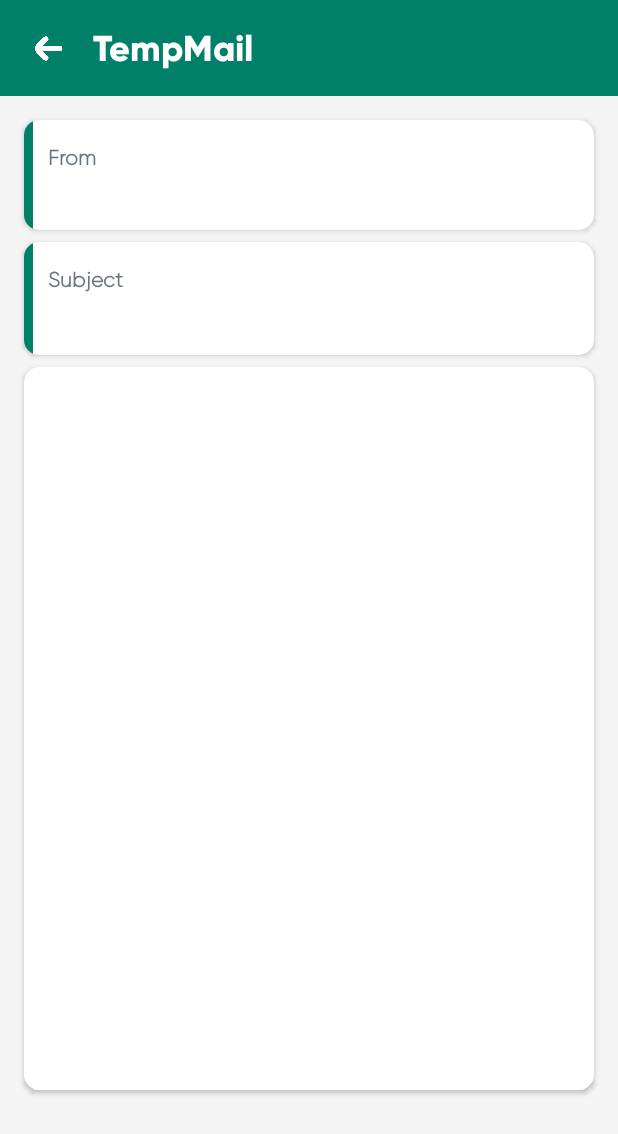
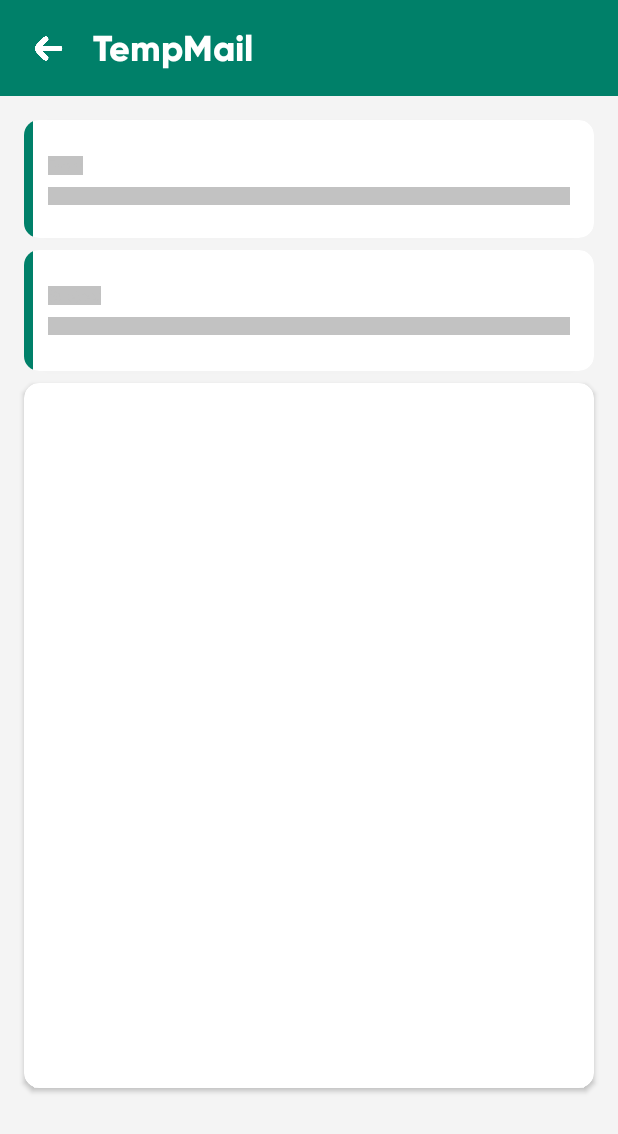
Before and after one commit to rajmaru/TempMail, an Android app: the OpenMail screen opened directly, with no data from a screen before it, on a phone screen of 412 x 824 dp. Shown: the top 1134 px of the screen. Run offline under Robolectric (Android 15) with nearby library versions, the phone set to English and light mode, and no system bars; our stand-ins replace Shimmer, data binding; 4 statements that could not run were skipped.

Commit message:
Initial commit

```diff
--- a/app/src/main/java/com/one/tempmail/UI/OpenMail.java
+++ b/app/src/main/java/com/one/tempmail/UI/OpenMail.java
@@ -1,7 +1,6 @@
 package com.one.tempmail.UI;
 
 import androidx.appcompat.app.AppCompatActivity;
-import androidx.databinding.DataBindingComponent;
 import androidx.databinding.DataBindingUtil;
 import androidx.lifecycle.Observer;
 import androidx.lifecycle.ViewModelProvider;
@@ -12,10 +11,8 @@ import android.content.SharedPreferences;
 import android.os.Bundle;
 import android.util.Log;
 import android.view.View;
-import android.widget.ImageView;
-import android.widget.TextView;
-import android.widget.Toast;
 
+import com.facebook.shimmer.ShimmerFrameLayout;
 import com.one.tempmail.Adapter.AttachmentsAdapter;
 import com.one.tempmail.Models.AttachmentsData;
 import com.one.tempmail.Models.MessageData;
@@ -31,6 +28,7 @@ public class OpenMail extends AppCompatActivity {
     AttachmentsAdapter adapter;
     SharedPreferences savedEmailPreferences;
     ApiViewModel apiViewModel;
+    ShimmerFrameLayout shimmer;
     int id;
     String email, username, domain, filename;
 
@@ -52,6 +50,16 @@ public class OpenMail extends AppCompatActivity {
         apiViewModel.getMessageData(username, domain, id).observe(this, new Observer<MessageData>() {
             @Override
             public void onChanged(MessageData messageData) {
+                // Stop Shimmer Effect
+                shimmer.stopShimmer();
+                shimmer.setVisibility(View.GONE);
+
+                // Set Visibility Layout
+                binding.fromLayout.setVisibility(View.VISIBLE);
+                binding.subjectLayout.setVisibility(View.VISIBLE);
+                binding.mailBodyLayout.setVisibility(View.VISIBLE);
+
+                // Set Values
                 binding.senderEmailOM.setText(messageData.getFrom());
                 binding.subjectTV.setText(messageData.getSubject());
                 binding.mailBodyOM.setText(messageData.getTextBody());
@@ -63,6 +71,8 @@ public class OpenMail extends AppCompatActivity {
     private void initialize() {
         apiViewModel = new ViewModelProvider(this).get(ApiViewModel.class);
         savedEmailPreferences = getSharedPreferences("savedEmailPreferences", MODE_PRIVATE);
+        shimmer = (ShimmerFrameLayout) findViewById(R.id.openMailShimmer);
+        shimmer.startShimmer();
     }
 
     private void getSavedData() {
--- a/app/src/main/res/layout/activity_open_mail.xml
+++ b/app/src/main/res/layout/activity_open_mail.xml
@@ -62,6 +62,26 @@
 
             </com.google.android.material.appbar.AppBarLayout>
 
+            <com.facebook.shimmer.ShimmerFrameLayout
+                android:id="@+id/openMailShimmer"
+                android:layout_width="0dp"
+                android:layout_height="1475dp"
+                android:visibility="visible"
+                app:layout_constraintBottom_toBottomOf="parent"
+                app:layout_constraintEnd_toEndOf="parent"
+                app:layout_constraintStart_toStartOf="parent"
+                app:layout_constraintTop_toBottomOf="@+id/appBarLayout">
+
+                <LinearLayout
+                    android:layout_width="match_parent"
+                    android:layout_height="match_parent"
+                    android:orientation="vertical">
+
+                    <include layout="@layout/open_mail_shimmer" />
+                </LinearLayout>
+
+            </com.facebook.shimmer.ShimmerFrameLayout>
+
             <androidx.cardview.widget.CardView
                 android:id="@+id/fromLayout"
                 android:layout_width="0dp"
@@ -69,6 +89,7 @@
                 android:layout_marginStart="16dp"
                 android:layout_marginTop="16dp"
                 android:layout_marginEnd="16dp"
+                android:visibility="gone"
                 app:cardBackgroundColor="@color/surface"
                 app:cardCornerRadius="10dp"
                 app:layout_constraintEnd_toEndOf="parent"
@@ -124,6 +145,7 @@
                 android:layout_marginStart="16dp"
                 android:layout_marginTop="8dp"
                 android:layout_marginEnd="16dp"
+                android:visibility="gone"
                 app:cardBackgroundColor="@color/surface"
                 app:cardCornerRadius="10dp"
                 app:layout_constraintEnd_toEndOf="parent"
@@ -181,6 +203,7 @@
                 android:layout_marginTop="8dp"
                 android:layout_marginEnd="16dp"
                 android:layout_marginBottom="8dp"
+                android:visibility="gone"
                 app:cardBackgroundColor="@color/surface"
                 app:cardCornerRadius="10dp"
                 app:layout_constraintBottom_toTopOf="@id/attachments_rv"
@@ -201,11 +224,11 @@
                         android:layout_marginEnd="16dp"
                         android:layout_marginBottom="16dp"
                         android:fontFamily="@font/gilroy_light"
+                        android:minHeight="450dp"
                         android:scrollbars="vertical"
                         android:textColor="@color/text_subtitle"
                         android:textSize="18sp"
                         android:textStyle="bold"
-                        android:minHeight="450dp"
                         app:layout_constraintBottom_toBottomOf="parent"
                         app:layout_constraintEnd_toEndOf="parent"
                         app:layout_constraintStart_toStartOf="parent"
@@ -220,6 +243,7 @@
                 android:layout_height="wrap_content"
                 android:layout_marginStart="13dp"
                 android:layout_marginBottom="6dp"
+                android:visibility="gone"
                 app:layout_constraintBottom_toBottomOf="parent"
                 app:layout_constraintEnd_toEndOf="parent"
                 app:layout_constraintStart_toStartOf="parent"
--- a/app/src/main/res/layout/inbox_layout.xml
+++ b/app/src/main/res/layout/inbox_layout.xml
@@ -2,6 +2,7 @@
 <androidx.constraintlayout.widget.ConstraintLayout xmlns:android="http://schemas.android.com/apk/res/android"
     xmlns:app="http://schemas.android.com/apk/res-auto"
     xmlns:tools="http://schemas.android.com/tools"
+    android:id="@+id/inboxLayout"
     android:layout_width="match_parent"
     android:layout_height="wrap_content"
     android:background="@color/surface"
--- /dev/null
+++ b/app/src/main/res/layout/open_mail_shimmer.xml
@@ -0,0 +1,163 @@
+<?xml version="1.0" encoding="utf-8"?>
+<androidx.constraintlayout.widget.ConstraintLayout xmlns:android="http://schemas.android.com/apk/res/android"
+    xmlns:app="http://schemas.android.com/apk/res-auto"
+    xmlns:tools="http://schemas.android.com/tools"
+    android:layout_width="match_parent"
+    android:layout_height="match_parent"
+    android:background="@color/background"
+    android:paddingBottom="4dp">
+
+    <androidx.cardview.widget.CardView
+        android:id="@+id/fromLayoutShimmer"
+        android:layout_width="0dp"
+        android:layout_height="wrap_content"
+        android:layout_marginStart="16dp"
+        android:layout_marginTop="16dp"
+        android:layout_marginEnd="16dp"
+        android:visibility="visible"
+        app:cardBackgroundColor="@color/surface"
+        app:cardCornerRadius="10dp"
+        app:layout_constraintEnd_toEndOf="parent"
+        app:layout_constraintStart_toStartOf="parent"
+        app:layout_constraintTop_toTopOf="parent">
+
+        <androidx.constraintlayout.widget.ConstraintLayout
+            android:layout_width="match_parent"
+            android:layout_height="match_parent">
+
+            <TextView
+                android:id="@+id/senderEmailShimmer"
+                android:layout_width="0dp"
+                android:layout_height="12dp"
+                android:layout_marginTop="8dp"
+                android:layout_marginEnd="16dp"
+                android:layout_marginBottom="22dp"
+                android:background="@color/shimmercolor"
+                app:layout_constraintBottom_toBottomOf="parent"
+                app:layout_constraintEnd_toEndOf="parent"
+                app:layout_constraintStart_toStartOf="@+id/fromHeaderOpenMailShimmer"
+                app:layout_constraintTop_toBottomOf="@+id/fromHeaderOpenMailShimmer" />
+
+            <TextView
+                android:id="@+id/fromHeaderOpenMailShimmer"
+                android:layout_width="wrap_content"
+                android:layout_height="wrap_content"
+                android:layout_marginStart="16dp"
+                android:layout_marginTop="24dp"
+                android:background="@color/shimmercolor"
+                android:fontFamily="@font/gilroy_light"
+                android:text="From"
+                android:textColor="@color/shimmercolor"
+                android:textSize="10sp"
+                android:textStyle="bold"
+                app:layout_constraintStart_toStartOf="parent"
+                app:layout_constraintTop_toTopOf="parent" />
+
+            <View
+                android:id="@+id/borderOfFromLayoutShimmer"
+                android:layout_width="6dp"
+                android:layout_height="0dp"
+                android:background="@color/green"
+                app:layout_constraintBottom_toBottomOf="parent"
+                app:layout_constraintStart_toStartOf="parent"
+                app:layout_constraintTop_toTopOf="parent" />
+        </androidx.constraintlayout.widget.ConstraintLayout>
+    </androidx.cardview.widget.CardView>
+
+    <androidx.cardview.widget.CardView
+        android:id="@+id/subjectLayoutShimmer"
+        android:layout_width="0dp"
+        android:layout_height="wrap_content"
+        android:layout_marginStart="16dp"
+        android:layout_marginTop="8dp"
+        android:layout_marginEnd="16dp"
+        android:visibility="visible"
+        app:cardBackgroundColor="@color/surface"
+        app:cardCornerRadius="10dp"
+        app:layout_constraintEnd_toEndOf="parent"
+        app:layout_constraintStart_toStartOf="parent"
+        app:layout_constraintTop_toBottomOf="@+id/fromLayoutShimmer">
+
+        <androidx.constraintlayout.widget.ConstraintLayout
+            android:layout_width="match_parent"
+            android:layout_height="match_parent">
+
+            <View
+                android:id="@+id/borderOfSubjectLayoutShimmer"
+                android:layout_width="6dp"
+                android:layout_height="0dp"
+                android:background="@color/green"
+                app:layout_constraintBottom_toBottomOf="parent"
+                app:layout_constraintStart_toStartOf="parent"
+                app:layout_constraintTop_toTopOf="parent" />
+
+            <TextView
+                android:id="@+id/subjectTVShimmer"
+                android:layout_width="0dp"
+                android:layout_height="12dp"
+                android:layout_marginTop="8dp"
+                android:layout_marginEnd="16dp"
+                android:layout_marginBottom="24dp"
+                android:background="@color/shimmercolor"
+                app:layout_constraintBottom_toBottomOf="parent"
+                app:layout_constraintEnd_toEndOf="parent"
+                app:layout_constraintStart_toStartOf="@+id/subjectHeaderOMShimmer"
+                app:layout_constraintTop_toBottomOf="@+id/subjectHeaderOMShimmer" />
+
+            <TextView
+                android:id="@+id/subjectHeaderOMShimmer"
+                android:layout_width="wrap_content"
+                android:layout_height="wrap_content"
+                android:layout_marginStart="16dp"
+                android:layout_marginTop="24dp"
+                android:background="@color/shimmercolor"
+                android:fontFamily="@font/gilroy_light"
+                android:text="Subject"
+                android:textColor="@color/shimmercolor"
+                android:textSize="10sp"
+                android:textStyle="bold"
+                app:layout_constraintStart_toStartOf="parent"
+                app:layout_constraintTop_toTopOf="parent" />
+        </androidx.constraintlayout.widget.ConstraintLayout>
+    </androidx.cardview.widget.CardView>
+
+    <androidx.cardview.widget.CardView
+        android:id="@+id/mailBodyLayoutShimmer"
+        android:layout_width="0dp"
+        android:layout_height="470dp"
+        android:layout_marginStart="16dp"
+        android:layout_marginTop="8dp"
+        android:layout_marginEnd="16dp"
+        android:visibility="visible"
+        app:cardBackgroundColor="@color/surface"
+        app:cardCornerRadius="10dp"
+        app:layout_constraintEnd_toEndOf="parent"
+        app:layout_constraintStart_toStartOf="parent"
+        app:layout_constraintTop_toBottomOf="@+id/subjectLayoutShimmer">
+
+        <androidx.constraintlayout.widget.ConstraintLayout
+            android:layout_width="match_parent"
+            android:layout_height="match_parent">
+
+            <TextView
+                android:id="@+id/mailBodyOMShimmer"
+                android:layout_width="0dp"
+                android:layout_height="0dp"
+                android:layout_marginStart="16dp"
+                android:layout_marginTop="16dp"
+                android:layout_marginEnd="16dp"
+                android:layout_marginBottom="16dp"
+                android:fontFamily="@font/gilroy_light"
+                android:scrollbars="vertical"
+                android:textColor="@color/text_subtitle"
+                android:textSize="18sp"
+                android:textStyle="bold"
+                app:layout_constraintBottom_toBottomOf="parent"
+                app:layout_constraintEnd_toEndOf="parent"
+                app:layout_constraintStart_toStartOf="parent"
+                app:layout_constraintTop_toTopOf="parent" />
+
+        </androidx.constraintlayout.widget.ConstraintLayout>
+    </androidx.cardview.widget.CardView>
+
+</androidx.constraintlayout.widget.ConstraintLayout>
--- a/app/src/main/res/values-night/colors.xml
+++ b/app/src/main/res/values-night/colors.xml
@@ -15,4 +15,6 @@
 
     <color name="toolbar_color">#1F2C34</color>
     <color name="onToolbar">#F4F4F4</color>
+
+    <color name="shimmercolor">#85969E</color>
 </resources>
--- a/app/src/main/res/values/colors.xml
+++ b/app/src/main/res/values/colors.xml
@@ -16,4 +16,6 @@
     <color name="toolbar_color">#008069</color>
     <color name="onToolbar">#FFFFFF</color>
 
+    <color name="shimmercolor">#C2C2C2</color>
+
 </resources>
```
Also changed, not shown: app/build.gradle (+8 -5 lines), app/src/main/java/com/one/tempmail/UI/MainActivity.java (+14 -7 lines), app/src/main/res/layout/activity_main.xml (+37 -2 lines), app/src/main/res/layout/inbox_shimmer.xml (added, +32 -0 lines).
